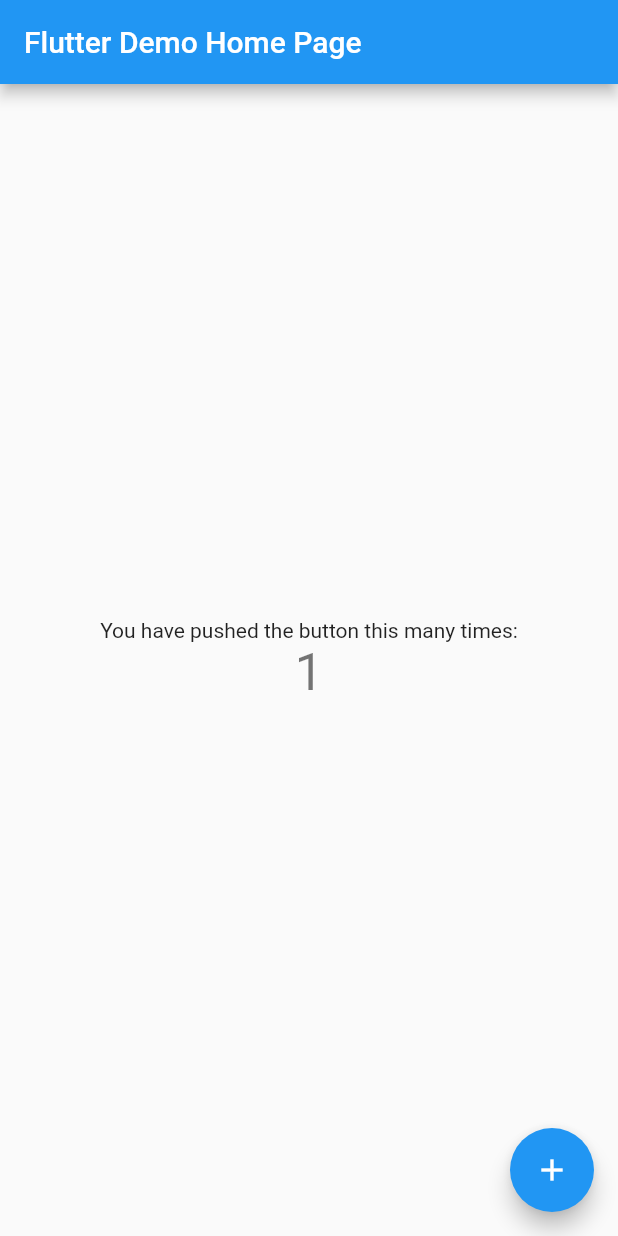
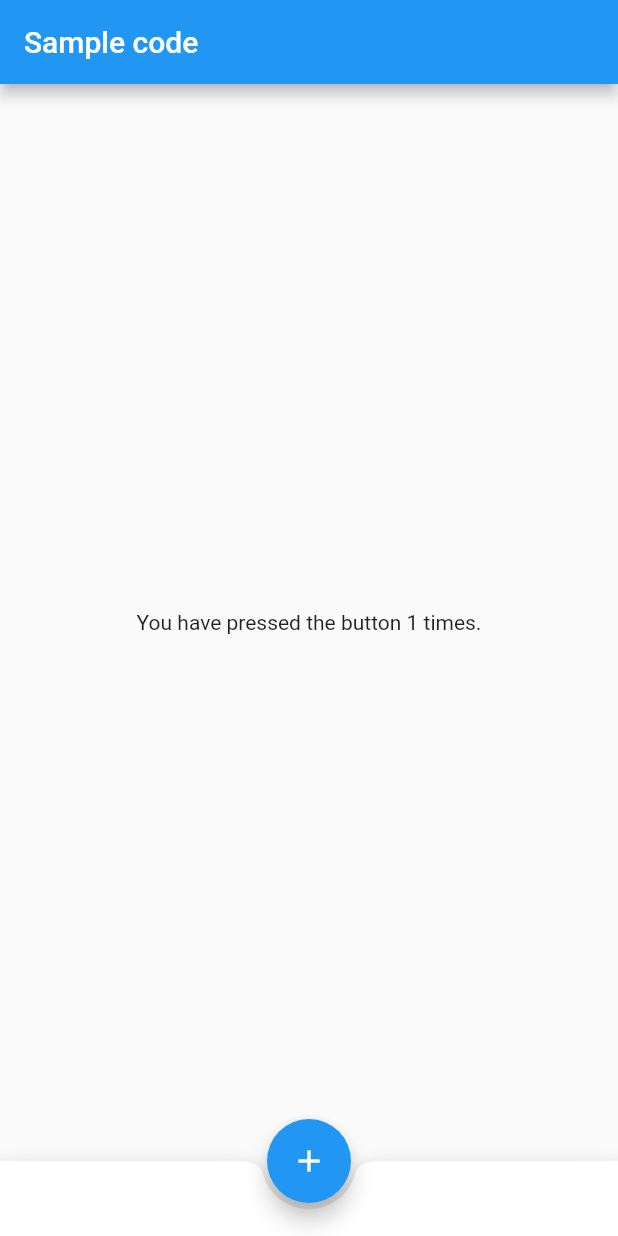
Before and after one commit to himanshudhiman1997/Flutter-Basics, a Flutter app: the screen it shows after launch, after a tap on the "add" icon, on a phone screen of 412 x 824 dp. Run offline on Flutter 3.47's test engine with Material 2 defaults, Android fonts, the phone set to English and light mode, and no system bars.

Commit message:
button count and center on bottom app bar

```diff
--- a/lib/main.dart
+++ b/lib/main.dart
@@ -50,68 +50,30 @@ class MyHomePage extends StatefulWidget {
 }
 
 class _MyHomePageState extends State<MyHomePage> {
-  int _counter = 0;
-
-  void _incrementCounter() {
-    setState(() {
-      // This call to setState tells the Flutter framework that something has
-      // changed in this State, which causes it to rerun the build method below
-      // so that the display can reflect the updated values. If we changed
-      // _counter without calling setState(), then the build method would not be
-      // called again, and so nothing would appear to happen.
-      _counter++;
-    });
-  }
+  int _count = 0;
 
   @override
   Widget build(BuildContext context) {
-    // This method is rerun every time setState is called, for instance as done
-    // by the _incrementCounter method above.
-    //
-    // The Flutter framework has been optimized to make rerunning build methods
-    // fast, so that you can just rebuild anything that needs updating rather
-    // than having to individually change instances of widgets.
+
     return Scaffold(
       appBar: AppBar(
-        // Here we take the value from the MyHomePage object that was created by
-        // the App.build method, and use it to set our appbar title.
-        title: Text(widget.title),
+        title: Text('Sample code'),
       ),
       body: Center(
-        // Center is a layout widget. It takes a single child and positions it
-        // in the middle of the parent.
-        child: Column(
-          // Column is also a layout widget. It takes a list of children and
-          // arranges them vertically. By default, it sizes itself to fit its
-          // children horizontally, and tries to be as tall as its parent.
-          //
-          // Invoke "debug painting" (press "p" in the console, choose the
-          // "Toggle Debug Paint" action from the Flutter Inspector in Android
-          // Studio, or the "Toggle Debug Paint" command in Visual Studio Code)
-          // to see the wireframe for each widget.
-          //
-          // Column has various properties to control how it sizes itself and
-          // how it positions its children. Here we use mainAxisAlignment to
-          // center the children vertically; the main axis here is the vertical
-          // axis because Columns are vertical (the cross axis would be
-          // horizontal).
-          mainAxisAlignment: MainAxisAlignment.center,
-          children: <Widget>[
-            Text(
-              'You have pushed the button this many times:',
-            ),
-            Text(
-              '$_counter',
-              style: Theme.of(context).textTheme.headline4,
-            ),
-          ],
-        ),
+        child: Text('You have pressed the button $_count times.')
+      ),
+      bottomNavigationBar: BottomAppBar(
+        shape: const CircularNotchedRectangle(),
+        child: Container(height: 50.0)
       ),
       floatingActionButton: FloatingActionButton(
-        onPressed: _incrementCounter,
-        tooltip: 'Increment',
+        onPressed: () => setState(() {
+          _count++;
+        }),
+        tooltip: 'Increment Counter',
         child: Icon(Icons.add),
-      ), // This trailing comma makes auto-formatting nicer for build methods.
+      ),
+      floatingActionButtonLocation: FloatingActionButtonLocation.centerDocked,
     );
   }
 }
```
